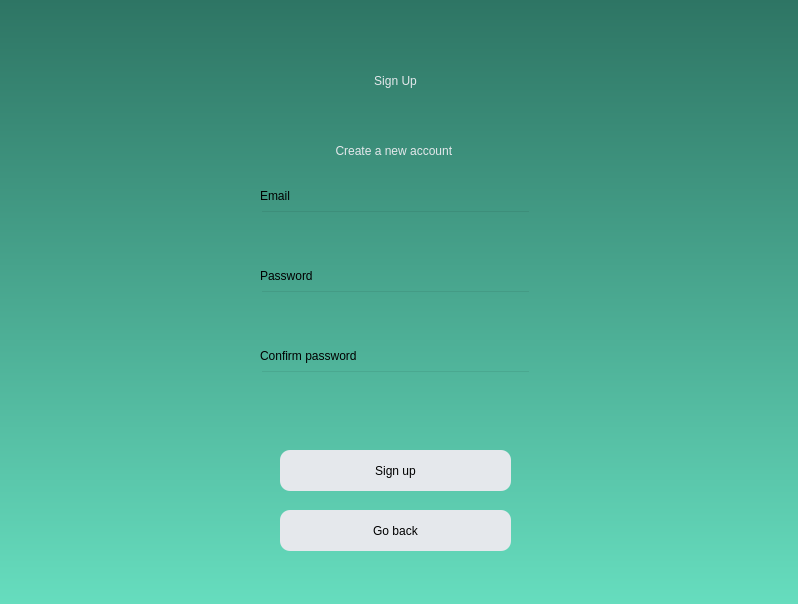
Before: the Qt Designer form ui/signup.ui in Maximusrain/se_project_23-24, drawn with Qt 5.
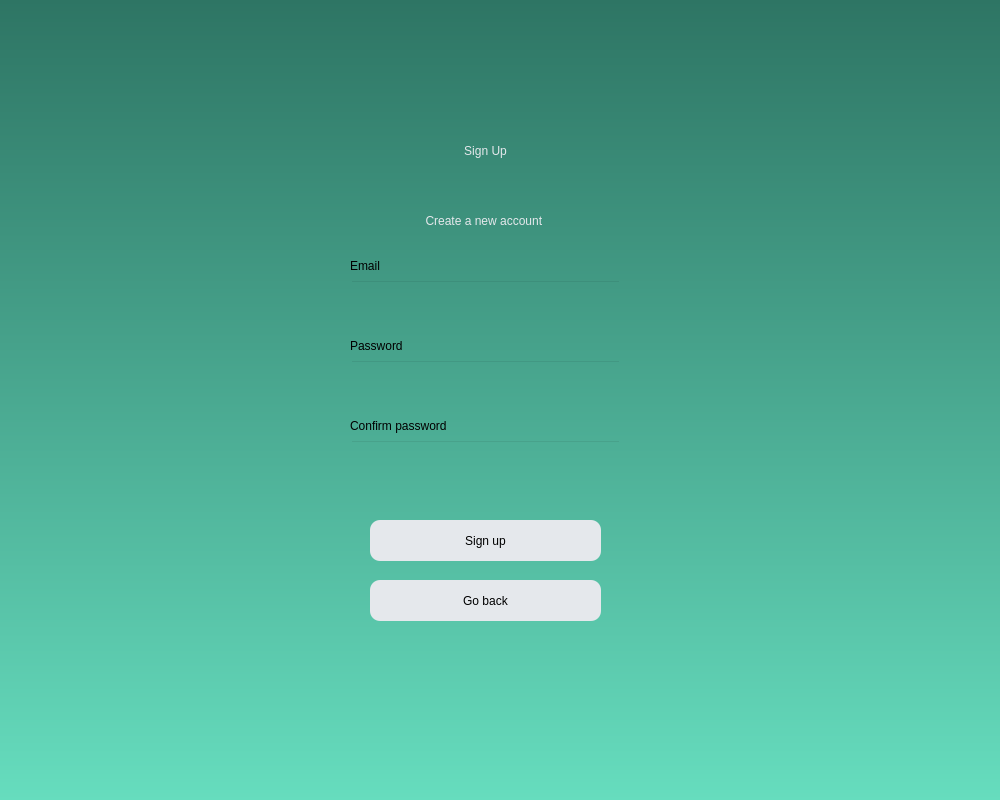
After: the same form once the commit is applied.

What changed in the file:
```diff
--- a/ui/signup.ui
+++ b/ui/signup.ui
@@ -6,8 +6,8 @@
    <rect>
     <x>0</x>
     <y>0</y>
-    <width>798</width>
-    <height>604</height>
+    <width>1000</width>
+    <height>800</height>
    </rect>
   </property>
   <property name="windowTitle">
@@ -20,8 +20,8 @@
   <widget class="QPushButton" name="create_btn">
    <property name="geometry">
     <rect>
-     <x>280</x>
-     <y>450</y>
+     <x>370</x>
+     <y>520</y>
      <width>231</width>
      <height>41</height>
     </rect>
@@ -40,8 +40,8 @@
   <widget class="QPushButton" name="goback_btn">
    <property name="geometry">
     <rect>
-     <x>280</x>
-     <y>510</y>
+     <x>370</x>
+     <y>580</y>
      <width>231</width>
      <height>41</height>
     </rect>
@@ -60,8 +60,8 @@
   <widget class="QLineEdit" name="Email_line">
    <property name="geometry">
     <rect>
-     <x>260</x>
-     <y>210</y>
+     <x>350</x>
+     <y>280</y>
      <width>271</width>
      <height>41</height>
     </rect>
@@ -74,8 +74,8 @@
   <widget class="QLabel" name="label_2">
    <property name="geometry">
     <rect>
-     <x>270</x>
-     <y>130</y>
+     <x>360</x>
+     <y>200</y>
      <width>251</width>
      <height>41</height>
     </rect>
@@ -94,8 +94,8 @@
   <widget class="QLabel" name="label_5">
    <property name="geometry">
     <rect>
-     <x>260</x>
-     <y>340</y>
+     <x>350</x>
+     <y>410</y>
      <width>151</width>
      <height>31</height>
     </rect>
@@ -110,8 +110,8 @@
   <widget class="QLabel" name="label_invalid_line">
    <property name="geometry">
     <rect>
-     <x>170</x>
-     <y>420</y>
+     <x>260</x>
+     <y>490</y>
      <width>451</width>
      <height>21</height>
     </rect>
@@ -129,8 +129,8 @@
   <widget class="QLabel" name="label">
    <property name="geometry">
     <rect>
-     <x>290</x>
-     <y>30</y>
+     <x>380</x>
+     <y>100</y>
      <width>211</width>
      <height>101</height>
     </rect>
@@ -150,8 +150,8 @@
   <widget class="QLineEdit" name="Password_line">
    <property name="geometry">
     <rect>
-     <x>260</x>
-     <y>290</y>
+     <x>350</x>
+     <y>360</y>
      <width>271</width>
      <height>41</height>
     </rect>
@@ -164,8 +164,8 @@
   <widget class="QLabel" name="label_4">
    <property name="geometry">
     <rect>
-     <x>260</x>
-     <y>260</y>
+     <x>350</x>
+     <y>330</y>
      <width>111</width>
      <height>31</height>
     </rect>
@@ -180,8 +180,8 @@
   <widget class="QLabel" name="label_3">
    <property name="geometry">
     <rect>
-     <x>260</x>
-     <y>180</y>
+     <x>350</x>
+     <y>250</y>
      <width>71</width>
      <height>31</height>
     </rect>
@@ -196,8 +196,8 @@
   <widget class="QLineEdit" name="Password_confirm">
    <property name="geometry">
     <rect>
-     <x>260</x>
-     <y>370</y>
+     <x>350</x>
+     <y>440</y>
      <width>271</width>
      <height>41</height>
     </rect>
```
